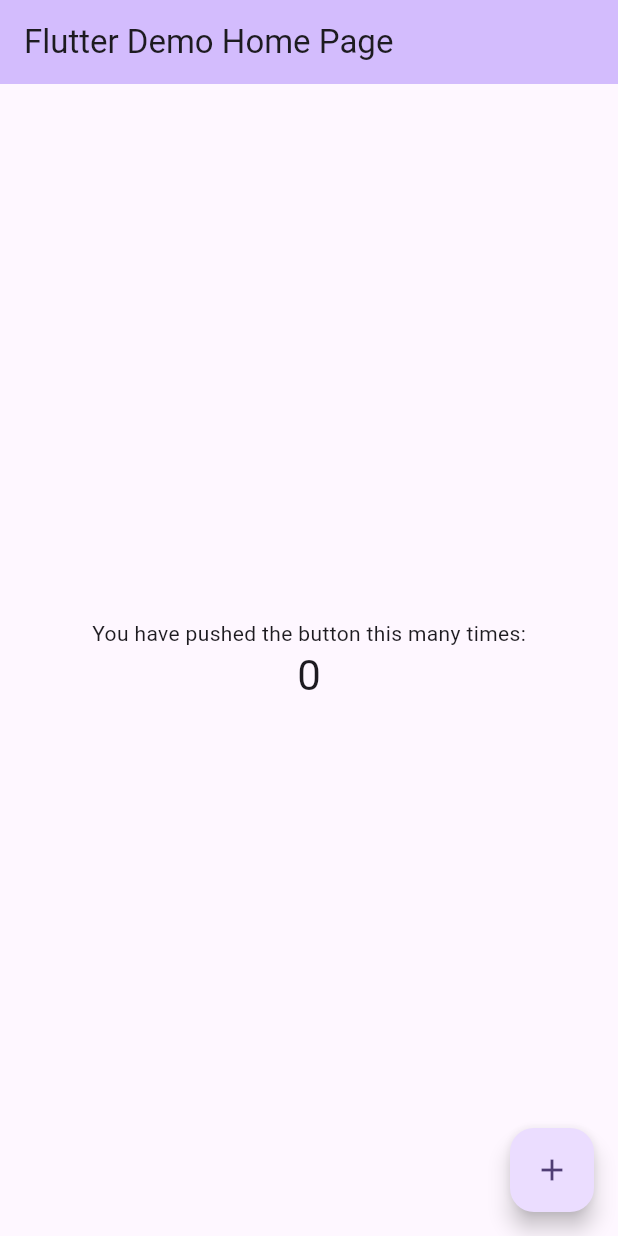
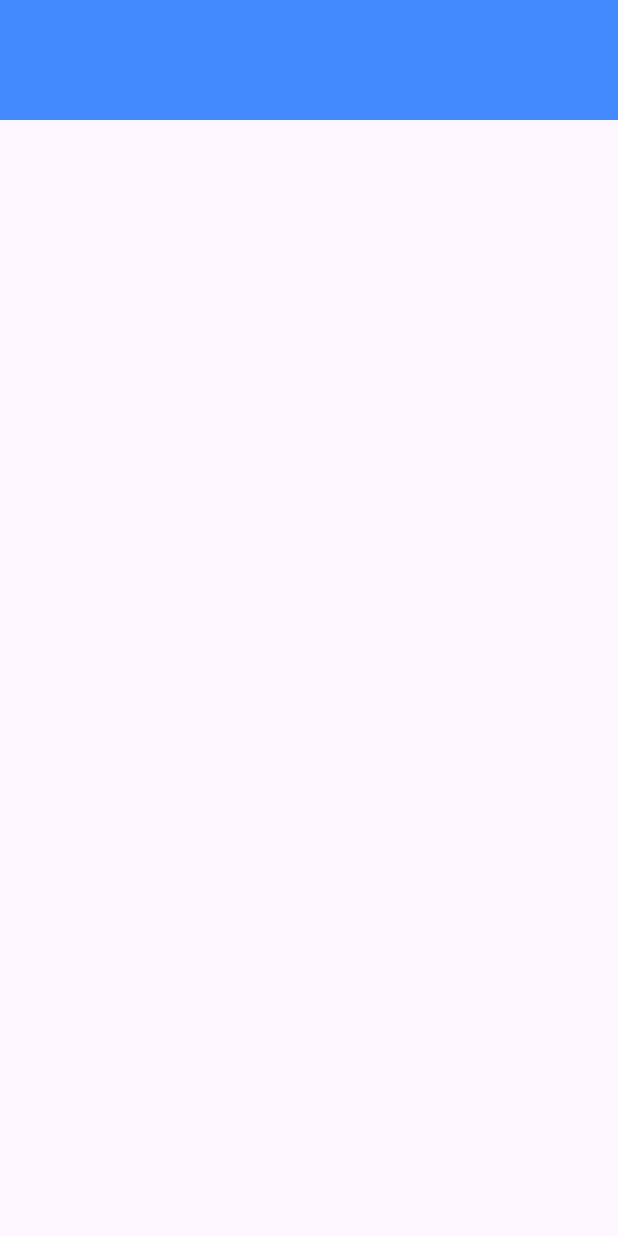
Before and after one commit to AnkitUmredkar/Resume_app_daily_task, a Flutter app: the screen it shows after launch, on a phone screen of 412 x 824 dp. Run offline on Flutter 3.47's test engine with Material 3 defaults, Android fonts, the phone set to English and light mode, and no system bars.

Commit message:
Resume App Daily Task

```diff
--- /dev/null
+++ b/lib/Screen/Home/homeScreen.dart
@@ -0,0 +1,24 @@
+import 'package:flutter/material.dart';
+import 'package:flutter/services.dart';
+
+class HomeScreen extends StatefulWidget {
+  const HomeScreen({super.key});
+
+  @override
+  State<HomeScreen> createState() => _HomeScreenState();
+}
+
+class _HomeScreenState extends State<HomeScreen> {
+  @override
+  Widget build(BuildContext context) {
+    return Scaffold(
+      appBar: AppBar(
+        backgroundColor: Colors.blueAccent,
+        toolbarHeight: 80,
+        systemOverlayStyle: const SystemUiOverlayStyle(
+          statusBarColor: Colors.green
+        )
+      ),
+    );
+  }
+}
--- a/lib/main.dart
+++ b/lib/main.dart
@@ -1,4 +1,6 @@
 import 'package:flutter/material.dart';
+import 'package:flutter/services.dart';
+import 'package:resume_app_daily_task/util/routes.dart';
 
 void main() {
   runApp(const MyApp());
@@ -7,119 +9,14 @@ void main() {
 class MyApp extends StatelessWidget {
   const MyApp({super.key});
 
-  // This widget is the root of your application.
   @override
   Widget build(BuildContext context) {
+    SystemChrome.setSystemUIOverlayStyle(
+      const SystemUiOverlayStyle(statusBarColor: Colors.green),
+    );
     return MaterialApp(
-      title: 'Flutter Demo',
-      theme: ThemeData(
-        // This is the theme of your application.
-        //
-        // TRY THIS: Try running your application with "flutter run". You'll see
-        // the application has a purple toolbar. Then, without quitting the app,
-        // try changing the seedColor in the colorScheme below to Colors.green
-        // and then invoke "hot reload" (save your changes or press the "hot
-        // reload" button in a Flutter-supported IDE, or press "r" if you used
-        // the command line to start the app).
-        //
-        // Notice that the counter didn't reset back to zero; the application
-        // state is not lost during the reload. To reset the state, use hot
-        // restart instead.
-        //
-        // This works for code too, not just values: Most code changes can be
-        // tested with just a hot reload.
-        colorScheme: ColorScheme.fromSeed(seedColor: Colors.deepPurple),
-        useMaterial3: true,
-      ),
-      home: const MyHomePage(title: 'Flutter Demo Home Page'),
+      debugShowCheckedModeBanner: false,
+      routes: AppRoutes.routes,
     );
   }
 }
-
-class MyHomePage extends StatefulWidget {
-  const MyHomePage({super.key, required this.title});
-
-  // This widget is the home page of your application. It is stateful, meaning
-  // that it has a State object (defined below) that contains fields that affect
-  // how it looks.
-
-  // This class is the configuration for the state. It holds the values (in this
-  // case the title) provided by the parent (in this case the App widget) and
-  // used by the build method of the State. Fields in a Widget subclass are
-  // always marked "final".
-
-  final String title;
-
-  @override
-  State<MyHomePage> createState() => _MyHomePageState();
-}
-
-class _MyHomePageState extends State<MyHomePage> {
-  int _counter = 0;
-
-  void _incrementCounter() {
-    setState(() {
-      // This call to setState tells the Flutter framework that something has
-      // changed in this State, which causes it to rerun the build method below
-      // so that the display can reflect the updated values. If we changed
-      // _counter without calling setState(), then the build method would not be
-      // called again, and so nothing would appear to happen.
-      _counter++;
-    });
-  }
-
-  @override
-  Widget build(BuildContext context) {
-    // This method is rerun every time setState is called, for instance as done
-    // by the _incrementCounter method above.
-    //
-    // The Flutter framework has been optimized to make rerunning build methods
-    // fast, so that you can just rebuild anything that needs updating rather
-    // than having to individually change instances of widgets.
-    return Scaffold(
-      appBar: AppBar(
-        // TRY THIS: Try changing the color here to a specific color (to
-        // Colors.amber, perhaps?) and trigger a hot reload to see the AppBar
-        // change color while the other colors stay the same.
-        backgroundColor: Theme.of(context).colorScheme.inversePrimary,
-        // Here we take the value from the MyHomePage object that was created by
-        // the App.build method, and use it to set our appbar title.
-        title: Text(widget.title),
-      ),
-      body: Center(
-        // Center is a layout widget. It takes a single child and positions it
-        // in the middle of the parent.
-        child: Column(
-          // Column is also a layout widget. It takes a list of children and
-          // arranges them vertically. By default, it sizes itself to fit its
-          // children horizontally, and tries to be as tall as its parent.
-          //
-          // Column has various properties to control how it sizes itself and
-          // how it positions its children. Here we use mainAxisAlignment to
-          // center the children vertically; the main axis here is the vertical
-          // axis because Columns are vertical (the cross axis would be
-          // horizontal).
-          //
-          // TRY THIS: Invoke "debug painting" (choose the "Toggle Debug Paint"
-          // action in the IDE, or press "p" in the console), to see the
-          // wireframe for each widget.
-          mainAxisAlignment: MainAxisAlignment.center,
-          children: <Widget>[
-            const Text(
-              'You have pushed the button this many times:',
-            ),
-            Text(
-              '$_counter',
-              style: Theme.of(context).textTheme.headlineMedium,
-            ),
-          ],
-        ),
-      ),
-      floatingActionButton: FloatingActionButton(
-        onPressed: _incrementCounter,
-        tooltip: 'Increment',
-        child: const Icon(Icons.add),
-      ), // This trailing comma makes auto-formatting nicer for build methods.
-    );
-  }
-}
--- /dev/null
+++ b/lib/util/routes.dart
@@ -0,0 +1,8 @@
+import 'package:flutter/material.dart';
+import '../Screen/Home/homeScreen.dart';
+
+class AppRoutes {
+  static Map<String, Widget Function (BuildContext)> routes = {
+    '/': (context) => const HomeScreen(),
+  };
+}
```
